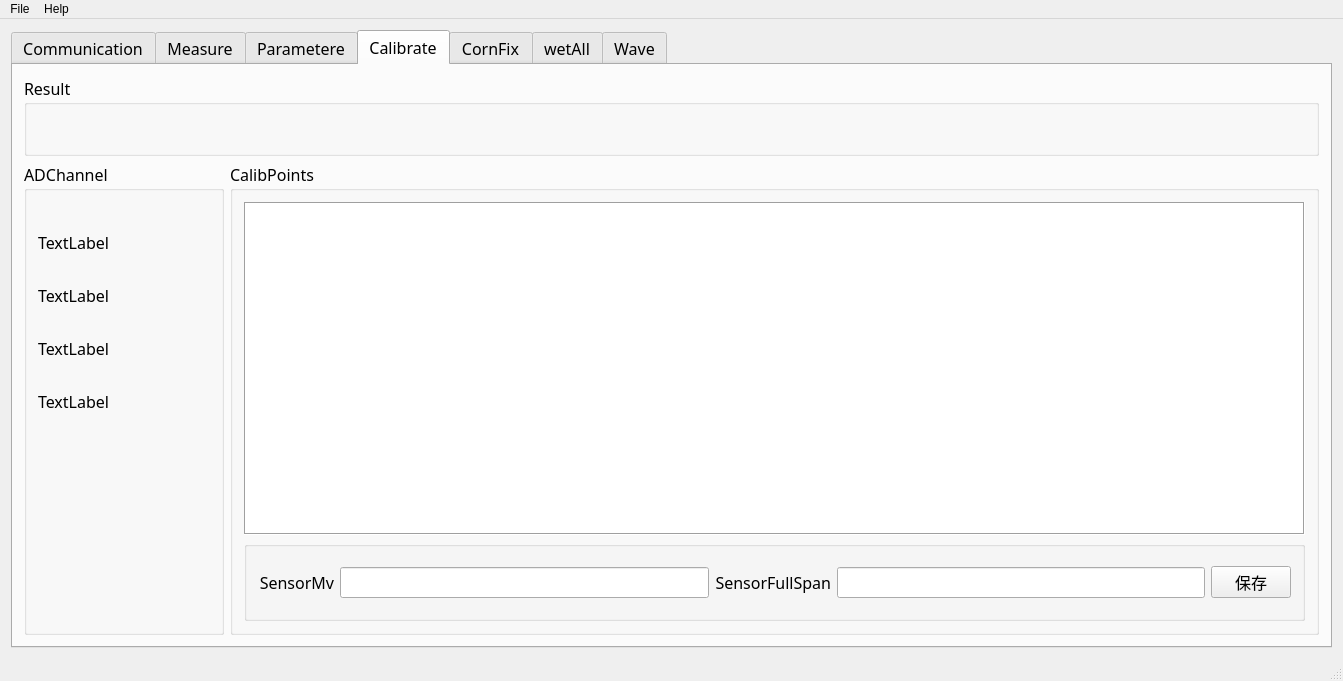
This is mainwindow.ui in byteman/WFace as Qt 5 draws it before an edit. The edited form follows.
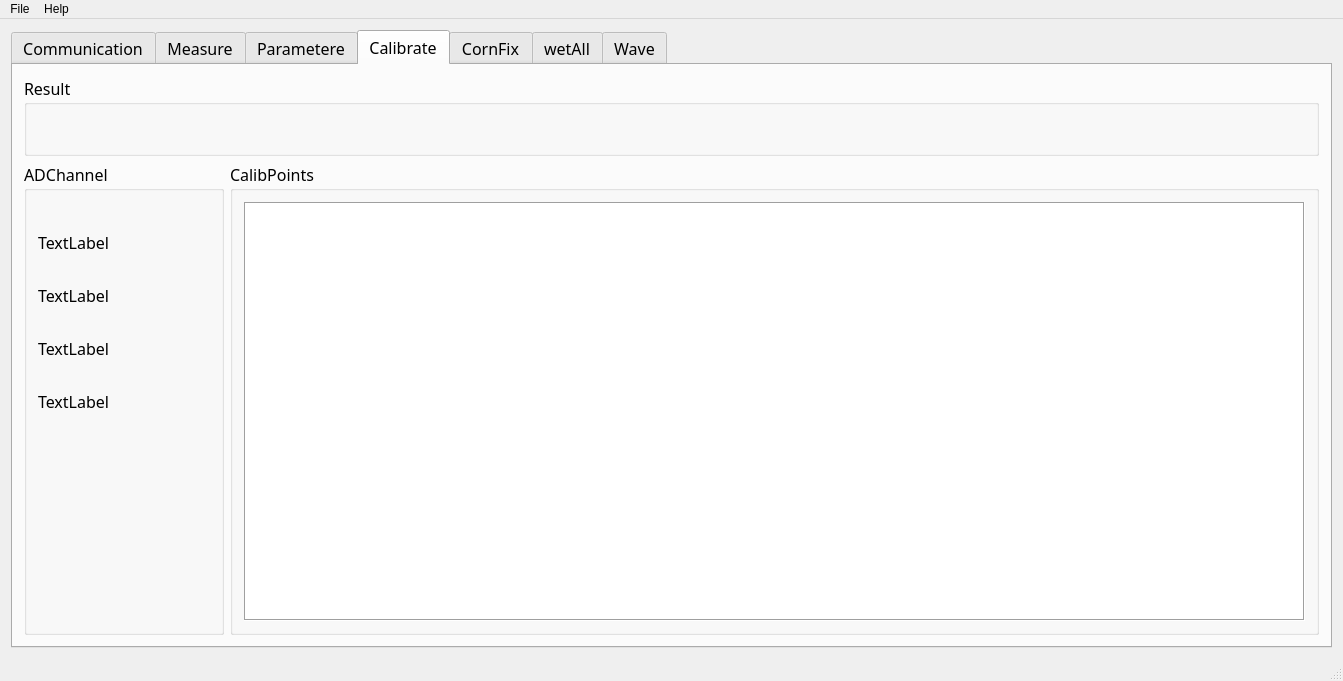
This is the edited form. The open tabs and pages were chosen to show the change. Custom widgets are drawn as their Qt base class.

Commit message: 完成测力管理员版本

```diff
--- a/mainwindow.ui
+++ b/mainwindow.ui
@@ -1319,78 +1319,6 @@
                </attribute>
               </widget>
              </item>
-             <item>
-              <widget class="QGroupBox" name="groupBox_7">
-               <property name="sizePolicy">
-                <sizepolicy hsizetype="Preferred" vsizetype="Fixed">
-                 <horstretch>0</horstretch>
-                 <verstretch>0</verstretch>
-                </sizepolicy>
-               </property>
-               <property name="minimumSize">
-                <size>
-                 <width>0</width>
-                 <height>80</height>
-                </size>
-               </property>
-               <property name="title">
-                <string/>
-               </property>
-               <layout class="QHBoxLayout" name="horizontalLayout_8">
-                <property name="topMargin">
-                 <number>3</number>
-                </property>
-                <property name="bottomMargin">
-                 <number>3</number>
-                </property>
-                <item>
-                 <widget class="QLabel" name="label_14">
-                  <property name="sizePolicy">
-                   <sizepolicy hsizetype="Preferred" vsizetype="Fixed">
-                    <horstretch>0</horstretch>
-                    <verstretch>0</verstretch>
-                   </sizepolicy>
-                  </property>
-                  <property name="text">
-                   <string>SensorMv</string>
-                  </property>
-                  <property name="alignment">
-                   <set>Qt::AlignRight|Qt::AlignTrailing|Qt::AlignVCenter</set>
-                  </property>
-                 </widget>
-                </item>
-                <item>
-                 <widget class="QLineEdit" name="edtSensorMv"/>
-                </item>
-                <item>
-                 <widget class="QLabel" name="label_7">
-                  <property name="sizePolicy">
-                   <sizepolicy hsizetype="Preferred" vsizetype="Fixed">
-                    <horstretch>0</horstretch>
-                    <verstretch>0</verstretch>
-                   </sizepolicy>
-                  </property>
-                  <property name="text">
-                   <string>SensorFullSpan</string>
-                  </property>
-                  <property name="alignment">
-                   <set>Qt::AlignRight|Qt::AlignTrailing|Qt::AlignVCenter</set>
-                  </property>
-                 </widget>
-                </item>
-                <item>
-                 <widget class="QLineEdit" name="edtSensorFullSpan"/>
-                </item>
-                <item>
-                 <widget class="QPushButton" name="btnSensorWrite">
-                  <property name="text">
-                   <string>保存</string>
-                  </property>
-                 </widget>
-                </item>
-               </layout>
-              </widget>
-             </item>
             </layout>
            </widget>
           </item>
```
The commit also changes 1 other file.
